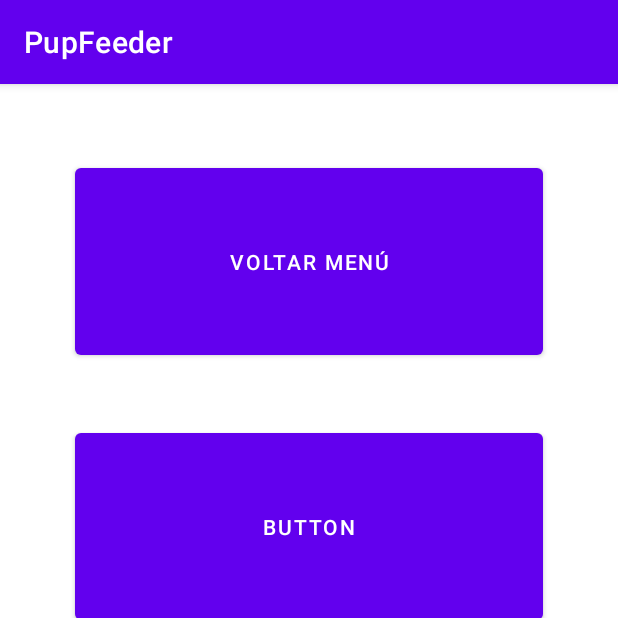
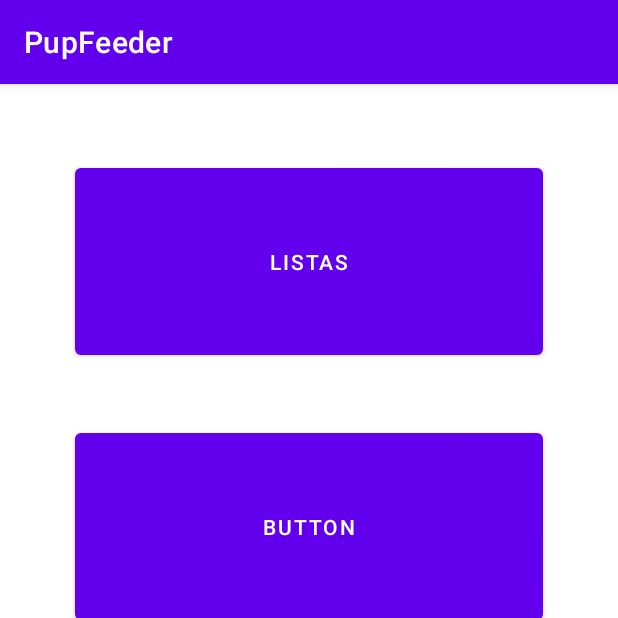
Before and after one commit to JonatasxZ/powerup_pupfeeder, an Android app: the TelaSelecao screen opened directly, with no data from a screen before it, on a phone screen of 412 x 824 dp, the top half of it. Run offline under Robolectric (Android 15) with nearby library versions, the phone set to English and light mode, and no system bars.

Commit message:
Tela listagem simples

```diff
--- a/app/src/main/AndroidManifest.xml
+++ b/app/src/main/AndroidManifest.xml
@@ -9,6 +9,9 @@
         android:roundIcon="@mipmap/ic_launcher_round"
         android:supportsRtl="true"
         android:theme="@style/Theme.PupFeeder">
+        <activity
+            android:name=".TelaListaSimples"
+            android:exported="false" />
         <activity
             android:name=".TelaSelecao"
             android:exported="false" />
--- a/app/src/main/java/com/example/pupfeeder/TelaSelecao.java
+++ b/app/src/main/java/com/example/pupfeeder/TelaSelecao.java
@@ -2,13 +2,27 @@ package com.example.pupfeeder;
 
 import androidx.appcompat.app.AppCompatActivity;
 
+import android.content.Intent;
 import android.os.Bundle;
+import android.view.View;
+import android.widget.Button;
 
 public class TelaSelecao extends AppCompatActivity {
 
+
+    Button lista;
     @Override
     protected void onCreate(Bundle savedInstanceState) {
         super.onCreate(savedInstanceState);
         setContentView(R.layout.activity_tela_selecao);
+
+        lista = (Button) findViewById(R.id.buttonSelecaoLista);
+
+        lista.setOnClickListener(new View.OnClickListener() {
+            @Override
+            public void onClick(View view) {
+                startActivity(new Intent(TelaSelecao.this, TelaListaSimples.class));
+            }
+        });
     }
 }
--- a/app/src/main/res/layout/activity_tela_selecao.xml
+++ b/app/src/main/res/layout/activity_tela_selecao.xml
@@ -9,14 +9,14 @@
     tools:context=".TelaSelecao">
 
     <Button
-        android:id="@+id/button3"
+        android:id="@+id/buttonSelecaoLista"
         android:layout_width="match_parent"
         android:layout_height="wrap_content"
         android:layout_margin="20dp"
         android:layout_weight="1"
         android:insetTop="6dp"
         android:insetBottom="6dp"
-        android:text="@string/activity_main_menu" />
+        android:text="@string/activity_main_listas" />
 
     <Button
         android:id="@+id/button4"
--- a/app/src/main/res/values/strings.xml
+++ b/app/src/main/res/values/strings.xml
@@ -5,6 +5,9 @@
     <string name="activity_main_entrar">Entrar</string>string>
     <string name="activity_main_esqueci">Esqueci a senha</string>string>
     <string name="activity_main_cadastrar">Cadastrar senha</string>string>
-    <string name="activity_main_menu">Voltar menú</string>string>
+    <string name="activity_main_listas">Listas</string>string>
     <string name="activity_main_falha_autenticaçao">Usuário ou senha incorretos</string>string>
+
+    <string name="activity_main_tela_lista_simples">Lista nova</string>
+    <string name="activity_main_tela_lista_cadastradas">Lista cadastradas</string>
 </resources>
```
Also changed, not shown: app/src/main/java/com/example/pupfeeder/TelaListaSimples.java (added, +26 -0 lines), app/src/main/res/layout/activity_tela_lista_simples.xml (added, +28 -0 lines).
